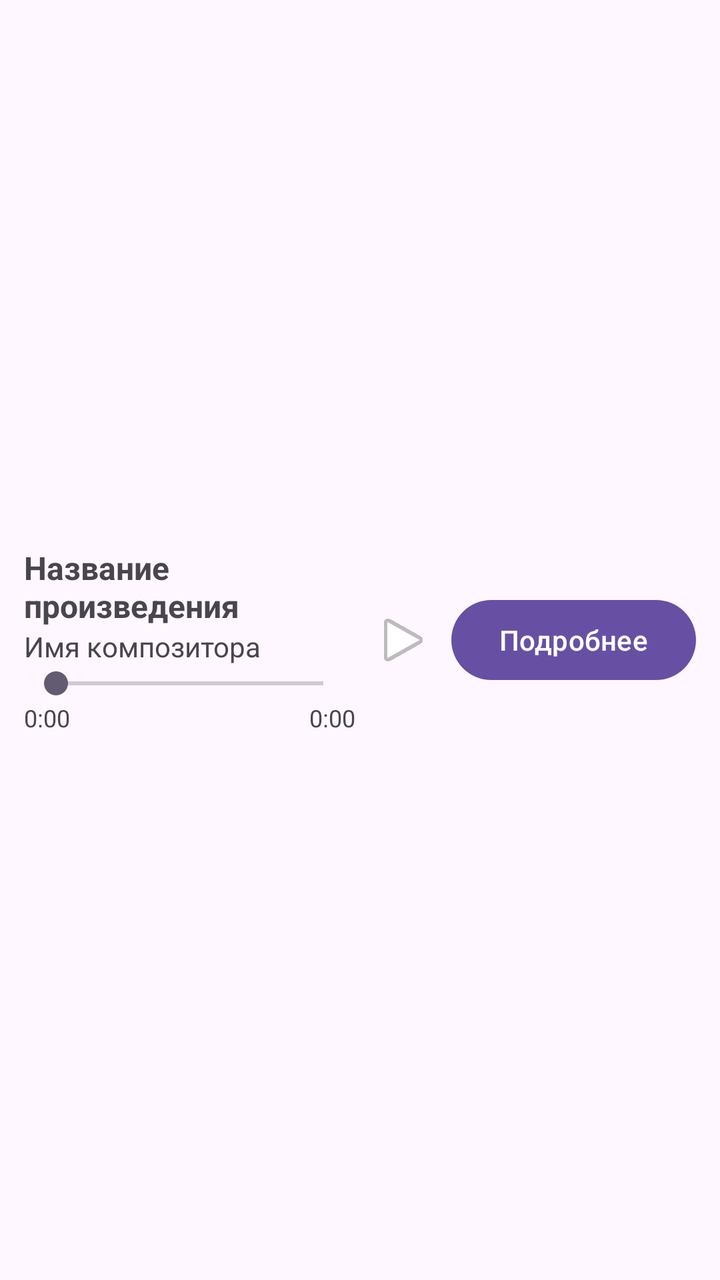
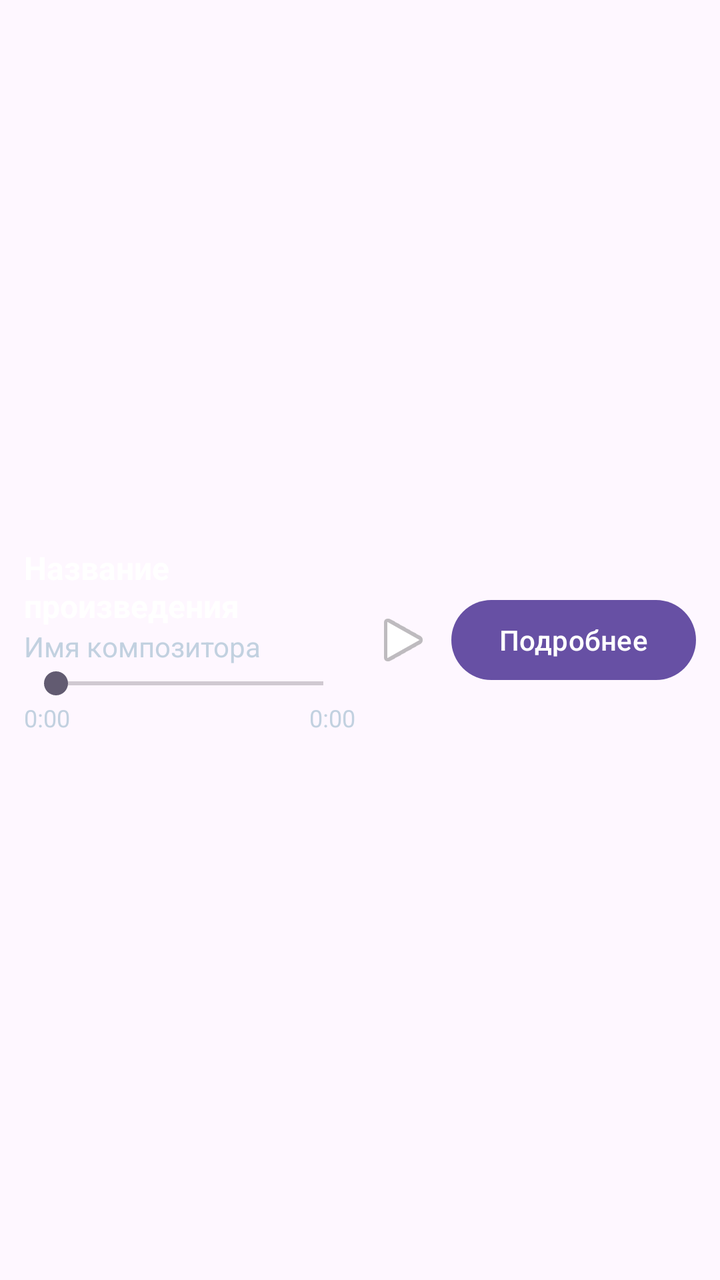

Before-and-after screenshots of an Android layout around one commit, followed by the original layout XML and the change that was made.
<!-- AndroidManifest.xml: application theme Theme.MusicLibrary -->
<!-- res/layout/item_song.xml -->
<?xml version="1.0" encoding="utf-8"?>
<LinearLayout
    xmlns:android="http://schemas.android.com/apk/res/android"
    android:layout_width="match_parent"
    android:layout_height="wrap_content"
    android:orientation="horizontal"
    android:gravity="center_vertical"
    android:padding="12dp">

    <LinearLayout
        android:layout_width="0dp"
        android:layout_height="wrap_content"
        android:layout_weight="1"
        android:orientation="vertical">

        <TextView
            android:id="@+id/songTitle"
            android:layout_width="match_parent"
            android:layout_height="wrap_content"
            android:text="Название произведения"
            android:textSize="16sp"
            android:textStyle="bold" />

        <TextView
            android:id="@+id/songComposer"
            android:layout_width="match_parent"
            android:layout_height="wrap_content"
            android:text="Имя композитора"
            android:textSize="14sp" />
        <SeekBar
            android:id="@+id/songSeekBar"
            android:layout_width="match_parent"
            android:layout_height="wrap_content"
            android:max="100"
            android:progress="0" />

        <LinearLayout
            android:layout_width="match_parent"
            android:layout_height="wrap_content"
            android:orientation="horizontal">

            <TextView
                android:id="@+id/currentTime"
                android:layout_width="0dp"
                android:layout_height="wrap_content"
                android:layout_weight="1"
                android:text="0:00"
                android:textSize="12sp" />

            <TextView
                android:id="@+id/totalTime"
                android:layout_width="wrap_content"
                android:layout_height="wrap_content"
                android:text="0:00"
                android:textSize="12sp" />

        </LinearLayout>

    </LinearLayout>

    <ImageButton
        android:id="@+id/playButton"
        android:layout_width="48dp"
        android:layout_height="48dp"
        android:src="@android:drawable/ic_media_play"
        android:contentDescription="Воспроизвести"
        android:background="?attr/selectableItemBackgroundBorderless" />

    <Button
        android:id="@+id/detailsButton"
        android:layout_width="wrap_content"
        android:layout_height="wrap_content"
        android:text="Подробнее"
        android:textAllCaps="false" />

</LinearLayout>
<!-- resources referenced by this layout -->
<resources>
  <style name="Theme.MusicLibrary" parent="Base.Theme.MusicLibrary" />
  <style name="Base.Theme.MusicLibrary" parent="Theme.Material3.DayNight.NoActionBar">
          
          
      </style>
</resources>

<!-- the commit's change to res/layout/item_song.xml (unified diff, before → after) -->
@@ -18,6 +18,7 @@
             android:layout_width="match_parent"
             android:layout_height="wrap_content"
             android:text="Название произведения"
+            android:textColor="#FFFFFF"
             android:textSize="16sp"
             android:textStyle="bold" />
 
@@ -26,6 +27,7 @@
             android:layout_width="match_parent"
             android:layout_height="wrap_content"
             android:text="Имя композитора"
+            android:textColor="#C2D1E0"
             android:textSize="14sp" />
         <SeekBar
             android:id="@+id/songSeekBar"
@@ -44,6 +46,7 @@
                 android:layout_width="0dp"
                 android:layout_height="wrap_content"
                 android:layout_weight="1"
+                android:textColor="#C2D1E0"
                 android:text="0:00"
                 android:textSize="12sp" />
 
@@ -51,6 +54,7 @@
                 android:id="@+id/totalTime"
                 android:layout_width="wrap_content"
                 android:layout_height="wrap_content"
+                android:textColor="#C2D1E0"
                 android:text="0:00"
                 android:textSize="12sp" />
 
